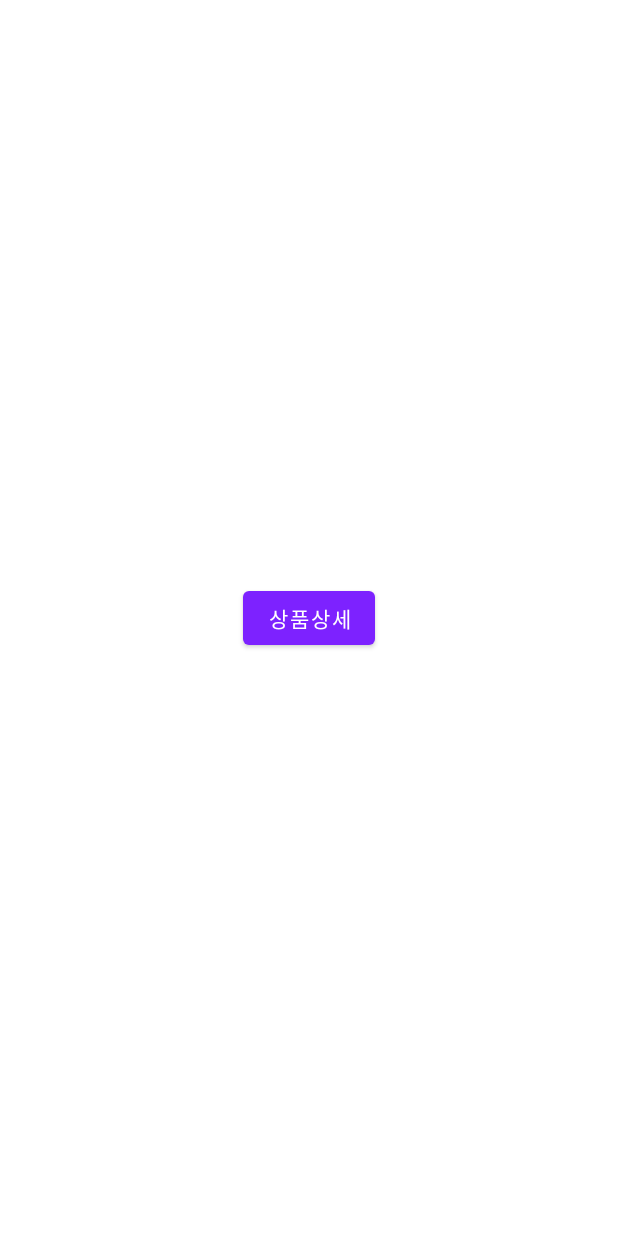
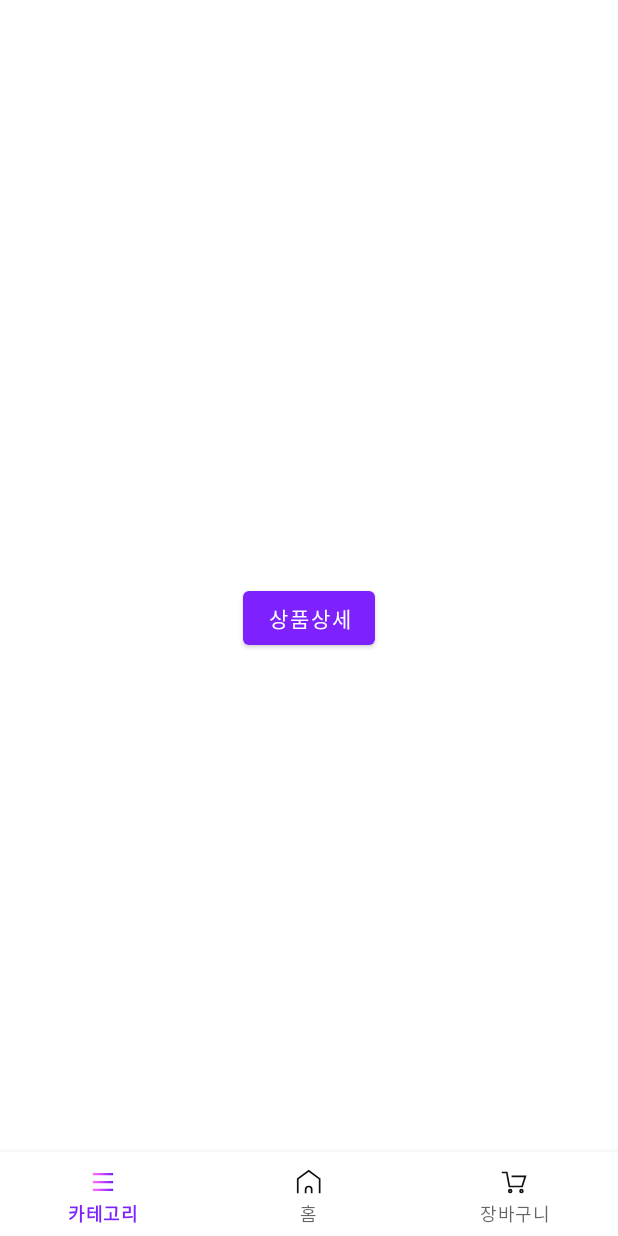
Before and after one commit to leehandsub/studyko, an Android app: the screen it shows after launch (MainActivity), on a phone screen of 412 x 824 dp. Run offline under Robolectric (Android 15) with nearby library versions, the phone set to English and light mode, and no system bars.

Commit message:
section 6
네비게이션 화면 추가
그림 추가

```diff
--- a/app/src/main/java/com/example/studyko/MainActivity.kt
+++ b/app/src/main/java/com/example/studyko/MainActivity.kt
@@ -2,10 +2,14 @@ package com.example.studyko
 
 import androidx.appcompat.app.AppCompatActivity
 import android.os.Bundle
+import com.google.android.material.bottomnavigation.BottomNavigationView
 
 class MainActivity : AppCompatActivity() {
     override fun onCreate(savedInstanceState: Bundle?) {
         super.onCreate(savedInstanceState)
         setContentView(R.layout.activity_main)
+
+        val bottomNavigationView = findViewById<BottomNavigationView>(R.id.navigationMain)
+        bottomNavigationView.itemIconTintList = null
     }
 }
--- /dev/null
+++ b/app/src/main/res/drawable/ic_tabbar_cart_off.xml
@@ -0,0 +1,25 @@
+<vector xmlns:android="http://schemas.android.com/apk/res/android"
+    android:width="32dp"
+    android:height="32dp"
+    android:viewportWidth="32"
+    android:viewportHeight="32">
+  <path
+      android:pathData="M5,7.537h3.719l0.647,3.724 1.63,8.74h11.361l2.832,-9L13.72,11.001"
+      android:strokeWidth="1.5"
+      android:fillColor="#00000000"
+      android:strokeColor="#111"
+      android:fillType="evenOdd"
+      android:strokeLineCap="square"/>
+  <path
+      android:pathData="M11.719,24m-1.25,0a1.25,1.25 0,1 1,2.5 0a1.25,1.25 0,1 1,-2.5 0"
+      android:strokeWidth="1.5"
+      android:fillColor="#00000000"
+      android:strokeColor="#111"
+      android:fillType="evenOdd"/>
+  <path
+      android:pathData="M21.719,24m-1.25,0a1.25,1.25 0,1 1,2.5 0a1.25,1.25 0,1 1,-2.5 0"
+      android:strokeWidth="1.5"
+      android:fillColor="#00000000"
+      android:strokeColor="#111"
+      android:fillType="evenOdd"/>
+</vector>
--- /dev/null
+++ b/app/src/main/res/drawable/ic_tabbar_cart_on.xml
@@ -0,0 +1,59 @@
+<vector xmlns:android="http://schemas.android.com/apk/res/android"
+    xmlns:aapt="http://schemas.android.com/aapt"
+    android:width="32dp"
+    android:height="32dp"
+    android:viewportWidth="32"
+    android:viewportHeight="32">
+  <path
+      android:pathData="M5,7.537h3.719l0.647,3.724 1.63,8.74h11.361l2.832,-9L13.72,11.001"
+      android:strokeWidth="2"
+      android:fillColor="#00000000"
+      android:fillType="evenOdd"
+      android:strokeLineCap="square">
+    <aapt:attr name="android:strokeColor">
+      <gradient
+          android:startY="11.39411"
+          android:startX="7.890863"
+          android:endY="16.14389"
+          android:endX="26.517033"
+          android:type="linear">
+        <item android:offset="0" android:color="#FFFD62FF"/>
+        <item android:offset="1" android:color="#FF6B19FF"/>
+      </gradient>
+    </aapt:attr>
+  </path>
+  <path
+      android:pathData="M11.719,24m-1,0a1,1 0,1 1,2 0a1,1 0,1 1,-2 0"
+      android:strokeWidth="2"
+      android:fillColor="#00000000"
+      android:fillType="evenOdd">
+    <aapt:attr name="android:strokeColor">
+      <gradient
+          android:startY="23"
+          android:startX="11.00538"
+          android:endY="25"
+          android:endX="12.85056"
+          android:type="linear">
+        <item android:offset="0" android:color="#FFFD62FF"/>
+        <item android:offset="1" android:color="#FF6B19FF"/>
+      </gradient>
+    </aapt:attr>
+  </path>
+  <path
+      android:pathData="M21.719,24m-1,0a1,1 0,1 1,2 0a1,1 0,1 1,-2 0"
+      android:strokeWidth="2"
+      android:fillColor="#00000000"
+      android:fillType="evenOdd">
+    <aapt:attr name="android:strokeColor">
+      <gradient
+          android:startY="23"
+          android:startX="21.00538"
+          android:endY="25"
+          android:endX="22.85056"
+          android:type="linear">
+        <item android:offset="0" android:color="#FFFD62FF"/>
+        <item android:offset="1" android:color="#FF6B19FF"/>
+      </gradient>
+    </aapt:attr>
+  </path>
+</vector>
--- /dev/null
+++ b/app/src/main/res/drawable/ic_tabbar_category_off.xml
@@ -0,0 +1,10 @@
+<vector xmlns:android="http://schemas.android.com/apk/res/android"
+    android:width="32dp"
+    android:height="32dp"
+    android:viewportWidth="32"
+    android:viewportHeight="32">
+  <path
+      android:pathData="M7,22h18v1.5H7zM7,15h18v1.5H7zM7,8h18v1.5H7z"
+      android:fillColor="#111"
+      android:fillType="evenOdd"/>
+</vector>
--- /dev/null
+++ b/app/src/main/res/drawable/ic_tabbar_category_on.xml
@@ -0,0 +1,22 @@
+<vector xmlns:android="http://schemas.android.com/apk/res/android"
+    xmlns:aapt="http://schemas.android.com/aapt"
+    android:width="32dp"
+    android:height="32dp"
+    android:viewportWidth="32"
+    android:viewportHeight="32">
+  <path
+      android:pathData="M7,22h18v2H7zM7,15h18v2H7zM7,8h18v2H7z"
+      android:fillType="evenOdd">
+    <aapt:attr name="android:fillColor">
+      <gradient
+          android:startY="15.90128"
+          android:startX="9.57742"
+          android:endY="16.09872"
+          android:endX="26.18404"
+          android:type="linear">
+        <item android:offset="0" android:color="#FFFD62FF"/>
+        <item android:offset="1" android:color="#FF6B19FF"/>
+      </gradient>
+    </aapt:attr>
+  </path>
+</vector>
--- /dev/null
+++ b/app/src/main/res/drawable/ic_tabbar_home_off.xml
@@ -0,0 +1,12 @@
+<vector xmlns:android="http://schemas.android.com/apk/res/android"
+    android:width="32dp"
+    android:height="32dp"
+    android:viewportWidth="32"
+    android:viewportHeight="32">
+  <path
+      android:pathData="M6,26V13.195L15.732,6l9.732,7.195V26m-7.065,0 l0.001,-3.3a2.7,2.7 0,0 0,-2.53 -2.695L15.7,20a2.7,2.7 0,0 0,-2.7 2.7l-0.001,3.3"
+      android:strokeWidth="1.5"
+      android:fillColor="#00000000"
+      android:strokeColor="#111"
+      android:fillType="evenOdd"/>
+</vector>
--- /dev/null
+++ b/app/src/main/res/drawable/ic_tabbar_home_on.xml
@@ -0,0 +1,26 @@
+<vector xmlns:android="http://schemas.android.com/apk/res/android"
+    xmlns:aapt="http://schemas.android.com/aapt"
+    android:width="32dp"
+    android:height="32dp"
+    android:viewportWidth="32"
+    android:viewportHeight="32">
+  <path
+      android:pathData="m15.732,6l9.732,7.195V26h-7.065l0.001,-3.3a2.7,2.7 0,0 0,-2.53 -2.695L15.7,20a2.7,2.7 0,0 0,-2.7 2.7l-0.001,3.3H6V13.195L15.732,6z"
+      android:fillColor="#000"
+      android:fillType="evenOdd"/>
+  <path
+      android:pathData="m15.732,6l9.732,7.195V26h-7.065l0.001,-3.3a2.7,2.7 0,0 0,-2.53 -2.695L15.7,20a2.7,2.7 0,0 0,-2.7 2.7l-0.001,3.3H6V13.195L15.732,6z"
+      android:fillType="evenOdd">
+    <aapt:attr name="android:fillColor">
+      <gradient
+          android:startY="6"
+          android:startX="9.154531"
+          android:endY="26"
+          android:endX="26.161785"
+          android:type="linear">
+        <item android:offset="0" android:color="#FFFD62FF"/>
+        <item android:offset="1" android:color="#FF6B19FF"/>
+      </gradient>
+    </aapt:attr>
+  </path>
+</vector>
--- /dev/null
+++ b/app/src/main/res/drawable/selector_cart_icon.xml
@@ -0,0 +1,5 @@
+<?xml version="1.0" encoding="utf-8"?>
+<selector xmlns:android="http://schemas.android.com/apk/res/android">
+    <item android:drawable="@drawable/ic_tabbar_cart_on" android:state_selected="true" />
+    <item android:drawable="@drawable/ic_tabbar_cart_off" />
+</selector>
--- /dev/null
+++ b/app/src/main/res/drawable/selector_category_icon.xml
@@ -0,0 +1,5 @@
+<?xml version="1.0" encoding="utf-8"?>
+<selector xmlns:android="http://schemas.android.com/apk/res/android">
+    <item android:drawable="@drawable/ic_tabbar_category_on" android:state_selected="true" />
+    <item android:drawable="@drawable/ic_tabbar_category_off" />
+</selector>
--- /dev/null
+++ b/app/src/main/res/drawable/selector_home_icon.xml
@@ -0,0 +1,5 @@
+<?xml version="1.0" encoding="utf-8"?>
+<selector xmlns:android="http://schemas.android.com/apk/res/android">
+    <item android:drawable="@drawable/ic_tabbar_home_on" android:state_selected="true" />
+    <item android:drawable="@drawable/ic_tabbar_home_off" />
+</selector>
--- a/app/src/main/res/layout/activity_main.xml
+++ b/app/src/main/res/layout/activity_main.xml
@@ -15,6 +15,13 @@
         app:layout_constraintEnd_toEndOf="parent"
         app:layout_constraintStart_toStartOf="parent"
         app:layout_constraintBottom_toBottomOf="parent"/>
-
+    <com.google.android.material.bottomnavigation.BottomNavigationView
+        android:id="@+id/navigationMain"
+        android:layout_width="0dp"
+        android:layout_height="wrap_content"
+        app:layout_constraintBottom_toBottomOf="parent"
+        app:layout_constraintEnd_toEndOf="parent"
+        app:layout_constraintStart_toStartOf="parent"
+        app:menu="@menu/navigation_main_menu" />
 
 </androidx.constraintlayout.widget.ConstraintLayout>
--- /dev/null
+++ b/app/src/main/res/menu/navigation_main_menu.xml
@@ -0,0 +1,15 @@
+<?xml version="1.0" encoding="utf-8"?>
+<menu xmlns:android="http://schemas.android.com/apk/res/android">
+    <item
+        android:id="@+id/navigation_category"
+        android:icon="@drawable/selector_category_icon"
+        android:title="@string/label_category_icon" />
+    <item
+        android:id="@+id/navigation_home"
+        android:icon="@drawable/selector_home_icon"
+        android:title="@string/label_home_icon" />
+    <item
+        android:id="@+id/navigation_cart"
+        android:icon="@drawable/selector_cart_icon"
+        android:title="@string/label_cart_icon" />
+</menu>
--- a/app/src/main/res/values/strings.xml
+++ b/app/src/main/res/values/strings.xml
@@ -3,4 +3,9 @@
     <string name="description_product_detail_thumbnail">상품 상세 대표 이미지</string>
     <string name="title_product_deatil_image">상품설명</string>
     <string name="description_product_detail_image">상품 상세 이미지</string>
+
+    <!--  Navigation  -->
+    <string name="label_category_icon">카테고리</string>
+    <string name="label_home_icon">홈</string>
+    <string name="label_cart_icon">장바구니</string>
 </resources>
```
Also changed, not shown: app/src/main/res/drawable-hdpi/ic_tabbar_home_on.webp (added), app/src/main/res/drawable-mdpi/ic_tabbar_home_on.webp (added), app/src/main/res/drawable-xhdpi/ic_tabbar_home_on.webp (added), app/src/main/res/drawable-xxhdpi/ic_tabbar_home_on.webp (added), app/src/main/res/drawable-xxxhdpi/ic_tabbar_home_on.webp (added).
